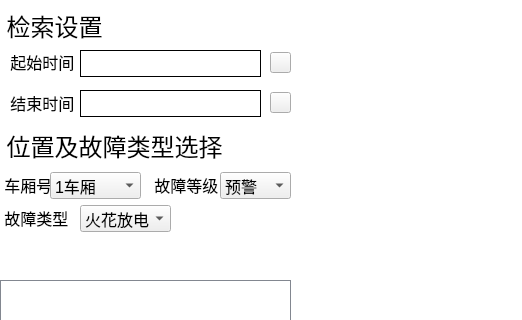
1157889734/monitor_clent, file inteanalywidget.ui: the form before one commit; both pictures show x 0 to 522 and y 0 to 320 of the 1024 by 630 pixel window.
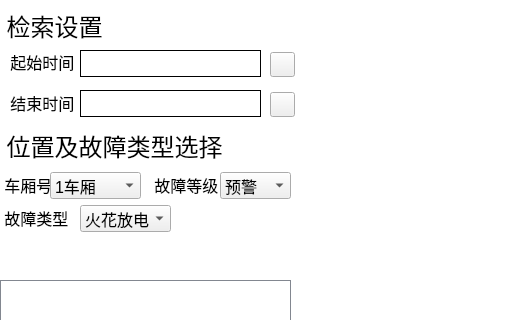
The form after the commit. Icons and pictures are not drawn.

The edit to the form file:
```diff
--- a/inteanalywidget.ui
+++ b/inteanalywidget.ui
@@ -633,8 +633,8 @@
     <rect>
      <x>270</x>
      <y>52</y>
-     <width>21</width>
-     <height>21</height>
+     <width>25</width>
+     <height>25</height>
     </rect>
    </property>
    <property name="styleSheet">
@@ -649,8 +649,8 @@
     <rect>
      <x>270</x>
      <y>92</y>
-     <width>21</width>
-     <height>21</height>
+     <width>25</width>
+     <height>25</height>
     </rect>
    </property>
    <property name="styleSheet">
```
